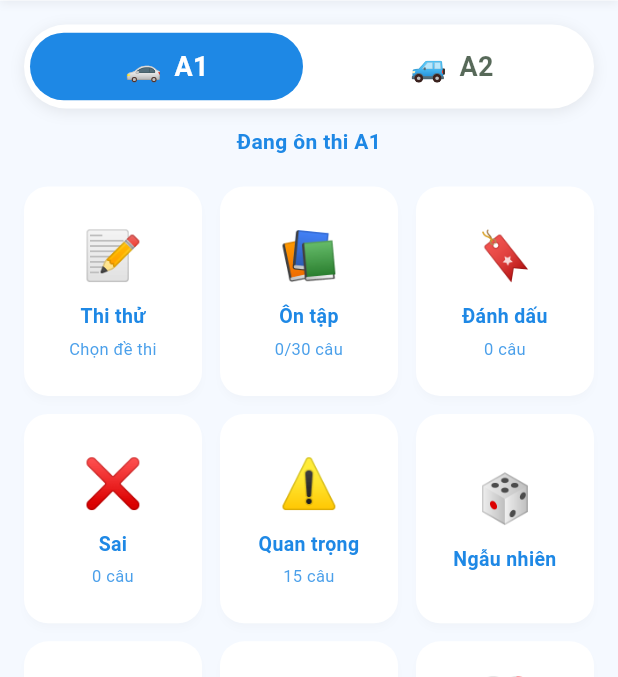
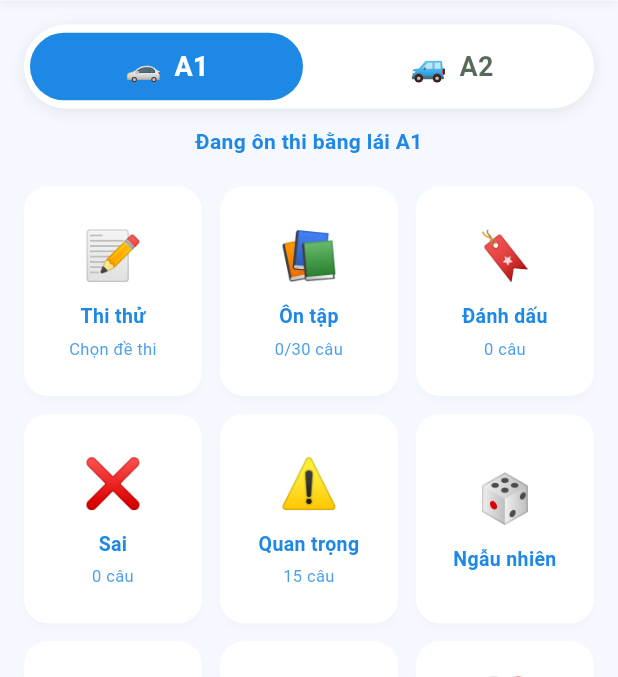
Before and after one commit to laandayo/GPLX-A12, a Flutter app: the screen it shows after launch, on a phone screen of 412 x 824 dp, the part 127-804 px from its top. Run offline on Flutter 3.47's test engine with Material 3 defaults, Android fonts, the phone set to English and light mode, and no system bars; drawn by our look-alikes of flutter_animate; our stand-ins replace shared_preferences.

Commit message:
v0.1.4: - BRUH

```diff
--- a/lib/screens/home_screen.dart
+++ b/lib/screens/home_screen.dart
@@ -64,7 +64,7 @@ class _HomeScreenState extends State<HomeScreen> {
                   ).animate().fadeIn(duration: 400.ms).slideY(),
                   const SizedBox(height: 12),
                   Text(
-                    'Đang ôn thi ${appProvider.selectedLicense.displayName}',
+                    'Đang ôn thi bằng lái ${appProvider.selectedLicense.displayName}',
                     style: TextStyle(
                       fontSize: 14,
                       color: primary,
```
